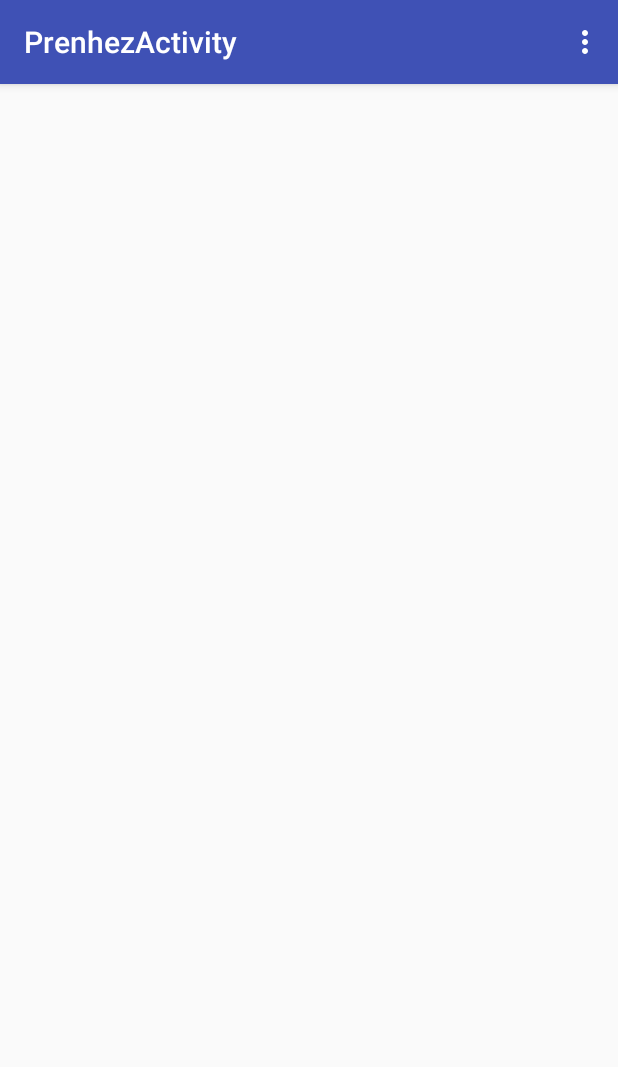
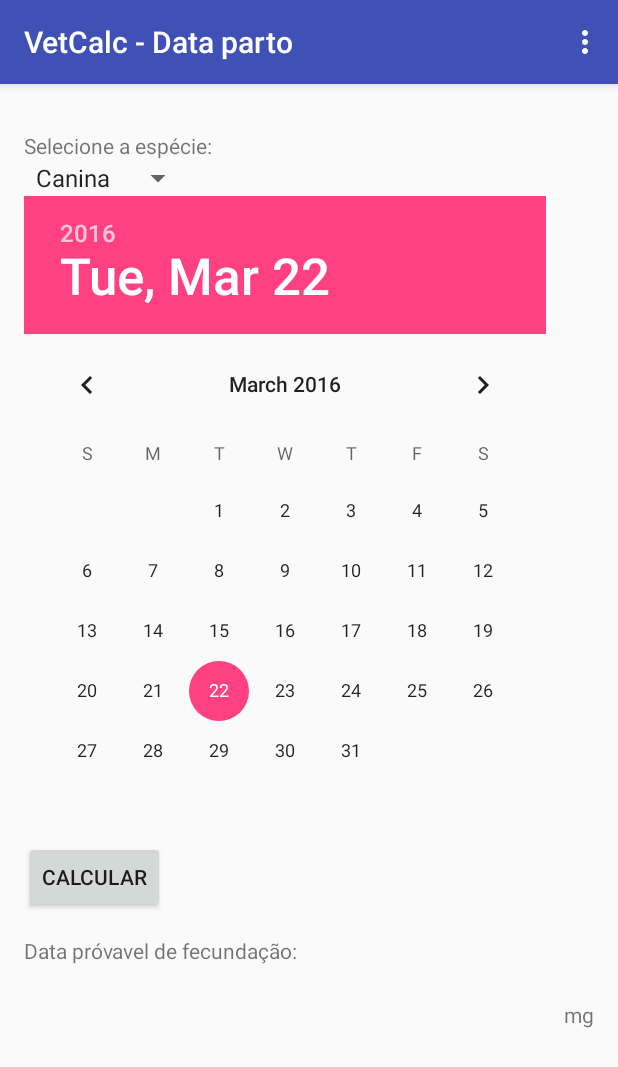
Before and after one commit to petvetbr/VetCalc, an Android app: the PrenhezActivity screen opened directly, with no data from a screen before it, on a phone screen of 412 x 824 dp. Shown: the top 1067 px of the screen. Run offline under Robolectric (Android 15) with nearby library versions, the phone set to English and light mode, and no system bars.

Commit message:
Tela de prenhez

```diff
--- a/app/src/main/java/br/blog/fbastos/vetcalc/MainActivity.java
+++ b/app/src/main/java/br/blog/fbastos/vetcalc/MainActivity.java
@@ -20,14 +20,15 @@ public class MainActivity extends AppCompatActivity {
         super.onCreate(savedInstanceState);
         setContentView(R.layout.activity_main);
         Toolbar toolbar = (Toolbar) findViewById(R.id.toolbar);
+        setTitle("VetCalc - Dosagem");
         setSupportActionBar(toolbar);
         Spinner spinner = (Spinner) findViewById(R.id.spinnerApresentacao);
         // Create an ArrayAdapter using the string array and a default spinner layout
         ArrayAdapter<CharSequence> adapter = ArrayAdapter.createFromResource(this,
                 R.array.apresentacoes_array, android.R.layout.simple_spinner_item);
-// Specify the layout to use when the list of choices appears
+        // Specify the layout to use when the list of choices appears
         adapter.setDropDownViewResource(android.R.layout.simple_spinner_dropdown_item);
-// Apply the adapter to the spinner
+        // Apply the adapter to the spinner
         spinner.setAdapter(adapter);
         //spinner.setOnItemSelectedListener();
 
@@ -44,36 +45,39 @@ public class MainActivity extends AppCompatActivity {
                 double peso = Double.parseDouble(txPeso.getText().toString());
                 double dose = Double.parseDouble(txDose.getText().toString());
                 double resultado = dose * peso;
-                txResultado.setText(Double.toString(resultado));
+                txResultado.setText(String.format("%.1f", resultado));
                 Spinner spinner = (Spinner) findViewById(R.id.spinnerApresentacao);
                 int posItem = spinner.getSelectedItemPosition();
-                if (posItem < 0) return;
+                TextView txResultadoApresentacao = (TextView) findViewById(R.id.textViewResultadoApresentacao);
+                txResultadoApresentacao.setText("");
+                if (posItem < 0) {
+                    return;
+                }
+
                 EditText txApresentacao = (EditText) findViewById(R.id.editTextApresentacao);
-                TextView txResultadoApresentacao = (TextView) findViewById(R.id.textViewResultadoApresentacao);
                 TextView txUnidadeResultadoApresentacao = (TextView) findViewById(R.id.textViewResultadoUnidadesApresentacao);
                 String valorApresentacao = txApresentacao.getText().toString();
-
                 if (valorApresentacao.length() == 0 || posItem < 0) {
-                    txResultadoApresentacao.setText("");
                     return;
                 }
                 double apresentacao = Double.parseDouble(valorApresentacao);
                 switch (posItem) {
                     case 0: {
                         double result = resultado / apresentacao;
-                        txResultadoApresentacao.setText(Double.toString(result));
+
+                        txResultadoApresentacao.setText(String.format("%.1f", result));
                         txUnidadeResultadoApresentacao.setText("Comprimido(s)");
                     }
                     break;
                     case 1: {
                         double result = resultado / apresentacao;
-                        txResultadoApresentacao.setText(Double.toString(result));
+                        txResultadoApresentacao.setText(String.format("%.1f", result));
                         txUnidadeResultadoApresentacao.setText("mL");
                     }
                     break;
                     case 2: {
                         double result = resultado / (apresentacao * 10);
-                        txResultadoApresentacao.setText(Double.toString(result));
+                        txResultadoApresentacao.setText(String.format("%.1f", result));
                         txUnidadeResultadoApresentacao.setText("mL");
                     }
                     break;
--- a/app/src/main/java/br/blog/fbastos/vetcalc/PrenhezActivity.java
+++ b/app/src/main/java/br/blog/fbastos/vetcalc/PrenhezActivity.java
@@ -6,6 +6,8 @@ import android.support.v7.app.AppCompatActivity;
 import android.support.v7.widget.Toolbar;
 import android.view.Menu;
 import android.view.MenuItem;
+import android.widget.ArrayAdapter;
+import android.widget.Spinner;
 
 public class PrenhezActivity extends AppCompatActivity {
 
@@ -15,15 +17,17 @@ public class PrenhezActivity extends AppCompatActivity {
         setContentView(R.layout.activity_prenhez);
         Toolbar toolbar = (Toolbar) findViewById(R.id.toolbar);
         setSupportActionBar(toolbar);
-//
-//        FloatingActionButton fab = (FloatingActionButton) findViewById(R.id.fab);
-//        fab.setOnClickListener(new View.OnClickListener() {
-//            @Override
-//            public void onClick(View view) {
-//                Snackbar.make(view, "Replace with your own action", Snackbar.LENGTH_LONG)
-//                        .setAction("Action", null).show();
-//            }
-//        });
+        setTitle("VetCalc - Data parto");
+
+        Spinner spinner = (Spinner) findViewById(R.id.spinnerEspecies);
+        // Create an ArrayAdapter using the string array and a default spinner layout
+        ArrayAdapter<CharSequence> adapter = ArrayAdapter.createFromResource(this,
+                R.array.especies_array, android.R.layout.simple_spinner_item);
+        // Specify the layout to use when the list of choices appears
+        adapter.setDropDownViewResource(android.R.layout.simple_spinner_dropdown_item);
+        // Apply the adapter to the spinner
+        spinner.setAdapter(adapter);
+        //spinner.setOnItemSelectedListener();
     }
 
     @Override
--- a/app/src/main/res/layout/content_main.xml
+++ b/app/src/main/res/layout/content_main.xml
@@ -4,6 +4,7 @@
     xmlns:tools="http://schemas.android.com/tools"
     android:layout_width="match_parent"
     android:layout_height="match_parent"
+    android:label="VetCalc - Data de Parto"
     android:orientation="vertical"
     android:paddingBottom="@dimen/activity_vertical_margin"
     android:paddingLeft="@dimen/activity_horizontal_margin"
@@ -12,6 +13,15 @@
     app:layout_behavior="@string/appbar_scrolling_view_behavior"
     tools:context="br.blog.fbastos.vetcalc.MainActivity"
     tools:showIn="@layout/activity_main">
+
+    <ScrollView
+        android:layout_width="match_parent"
+        android:layout_height="match_parent">
+
+        <LinearLayout
+            android:layout_width="wrap_content"
+            android:layout_height="wrap_content"
+            android:orientation="vertical">
 
     <LinearLayout
         android:layout_width="match_parent"
@@ -46,6 +56,7 @@
             android:id="@+id/textViewResultadoUnidades"
             android:layout_width="wrap_content"
             android:layout_height="wrap_content"
+            android:layout_marginLeft="5dp"
             android:text="mg" />
     </LinearLayout>
 
@@ -80,7 +91,8 @@
         <TextView
             android:id="@+id/textViewResultadoUnidadesApresentacao"
             android:layout_width="wrap_content"
-            android:layout_height="wrap_content" />
+            android:layout_height="wrap_content"
+            android:layout_marginLeft="5dp" />
     </LinearLayout>
 
     <LinearLayout
@@ -188,5 +200,6 @@
             android:text="@string/Calcular" />
     </LinearLayout>
 
-
+        </LinearLayout>
+    </ScrollView>
 </LinearLayout>
--- a/app/src/main/res/layout/content_prenhez.xml
+++ b/app/src/main/res/layout/content_prenhez.xml
@@ -1,15 +1,119 @@
 <?xml version="1.0" encoding="utf-8"?>
-<RelativeLayout xmlns:android="http://schemas.android.com/apk/res/android"
+<LinearLayout xmlns:android="http://schemas.android.com/apk/res/android"
     xmlns:app="http://schemas.android.com/apk/res-auto"
     xmlns:tools="http://schemas.android.com/tools"
     android:layout_width="match_parent"
     android:layout_height="match_parent"
+    android:orientation="vertical"
     android:paddingBottom="@dimen/activity_vertical_margin"
     android:paddingLeft="@dimen/activity_horizontal_margin"
     android:paddingRight="@dimen/activity_horizontal_margin"
     android:paddingTop="@dimen/activity_vertical_margin"
+    android:scrollIndicators="end"
+    android:scrollbarAlwaysDrawVerticalTrack="true"
+    android:scrollbars="vertical"
     app:layout_behavior="@string/appbar_scrolling_view_behavior"
     tools:context="br.blog.fbastos.vetcalc.PrenhezActivity"
     tools:showIn="@layout/activity_prenhez">
 
-</RelativeLayout>
+    <ScrollView
+        android:id="@+id/scrollView"
+        android:layout_width="wrap_content"
+        android:layout_height="wrap_content">
+
+
+        <LinearLayout
+            android:layout_width="match_parent"
+            android:layout_height="match_parent"
+            android:orientation="vertical">
+
+            <LinearLayout
+                android:layout_width="wrap_content"
+                android:layout_height="wrap_content"
+                android:layout_marginTop="15dp"
+                android:orientation="horizontal">
+
+                <TextView
+                    android:layout_width="wrap_content"
+                    android:layout_height="wrap_content"
+                    android:text="Selecione a espécie:" />
+
+            </LinearLayout>
+
+            <LinearLayout
+                android:layout_width="wrap_content"
+                android:layout_height="wrap_content"
+                android:orientation="horizontal">
+
+                <Spinner
+                    android:id="@+id/spinnerEspecies"
+                    android:layout_width="wrap_content"
+                    android:layout_height="wrap_content"
+                    android:spinnerMode="dropdown" />
+            </LinearLayout>
+
+
+            <LinearLayout
+                android:layout_width="wrap_content"
+                android:layout_height="wrap_content"
+                android:orientation="horizontal">
+
+                <DatePicker
+                    android:id="@+id/datePickerFecundação"
+                    android:layout_width="wrap_content"
+                    android:layout_height="wrap_content" />
+            </LinearLayout>
+
+            <LinearLayout
+                android:layout_width="wrap_content"
+                android:layout_height="wrap_content"
+                android:orientation="horizontal">
+
+                <Button
+                    android:id="@+id/buttonCalcPrenhez"
+                    android:layout_width="wrap_content"
+                    android:layout_height="wrap_content"
+                    android:text="@string/Calcular" />
+            </LinearLayout>
+
+            <LinearLayout
+                android:layout_width="wrap_content"
+                android:layout_height="wrap_content"
+                android:layout_marginTop="15dp"
+                android:orientation="horizontal">
+
+                <TextView
+                    android:layout_width="wrap_content"
+                    android:layout_height="wrap_content"
+                    android:text="Data próvavel de fecundação:" />
+
+            </LinearLayout>
+
+
+            <LinearLayout
+                android:layout_width="wrap_content"
+                android:layout_height="wrap_content"
+                android:layout_marginTop="15dp"
+                android:orientation="horizontal">
+
+                <View
+                    android:layout_width="0dp"
+                    android:layout_height="0dp"
+                    android:layout_weight="1" />
+
+                <TextView
+                    android:id="@+id/textViewResultado"
+                    android:layout_width="wrap_content"
+                    android:layout_height="wrap_content"
+                    android:textAppearance="?android:attr/textAppearanceLarge" />
+
+                <TextView
+                    android:id="@+id/textViewResultadoUnidades"
+                    android:layout_width="wrap_content"
+                    android:layout_height="wrap_content"
+                    android:text="mg" />
+            </LinearLayout>
+        </LinearLayout>
+    </ScrollView>
+
+</LinearLayout>
--- a/app/src/main/res/layout/toolbar.xml
+++ b/app/src/main/res/layout/toolbar.xml
@@ -6,6 +6,7 @@
     android:layout_width="match_parent"
     android:layout_height="wrap_content"
     android:theme="@style/AppTheme.AppBarOverlay"
+
     tools:showIn="@layout/activity_main">
 
     <android.support.v7.widget.Toolbar
@@ -13,6 +14,7 @@
         android:layout_width="match_parent"
         android:layout_height="?attr/actionBarSize"
         android:background="?attr/colorPrimary"
+        android:label="VetCalc - Data de Parto"
         app:popupTheme="@style/AppTheme.PopupOverlay">
 
     </android.support.v7.widget.Toolbar>
--- a/app/src/main/res/values/strings.xml
+++ b/app/src/main/res/values/strings.xml
@@ -12,6 +12,14 @@
         <item>mg/ml</item>
         <item>%</item>
     </string-array>
+    <string-array name="especies_array">
+        <item>Canina</item>
+        <item>Felina</item>
+        <item>Bovina</item>
+        <item>Equina</item>
+        <item>Ovina</item>
+        <item>Suína</item>
+    </string-array>
     <string name="title_activity_main2">Main2Activity</string>
     <string name="section_format">Hello World from section: %1$d</string>
     <string name="data_parto">Data parto</string>
```
